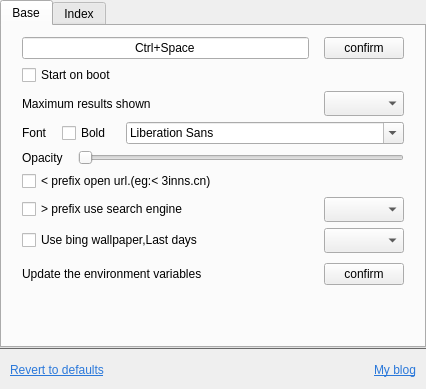
Above: src/view/SettingWidget.ui from tujiaw/Acc before the change. Below: the same form after it.
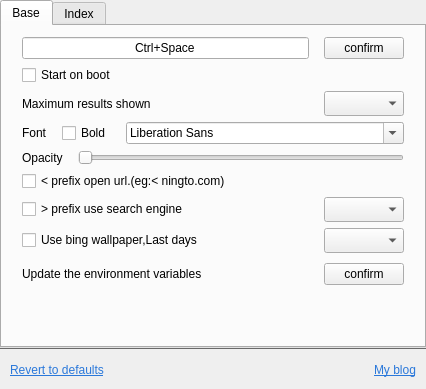
That is the form after the change.

What changed in the file:
```diff
--- a/src/view/SettingWidget.ui
+++ b/src/view/SettingWidget.ui
@@ -216,7 +216,7 @@
              <item>
               <widget class="QCheckBox" name="cbOpenUrlOn">
                <property name="text">
-                <string>&lt; prefix open url.(eg:&lt; 3inns.cn)</string>
+                <string>&lt; prefix open url.(eg:&lt; ningto.com)</string>
                </property>
               </widget>
              </item>
```
